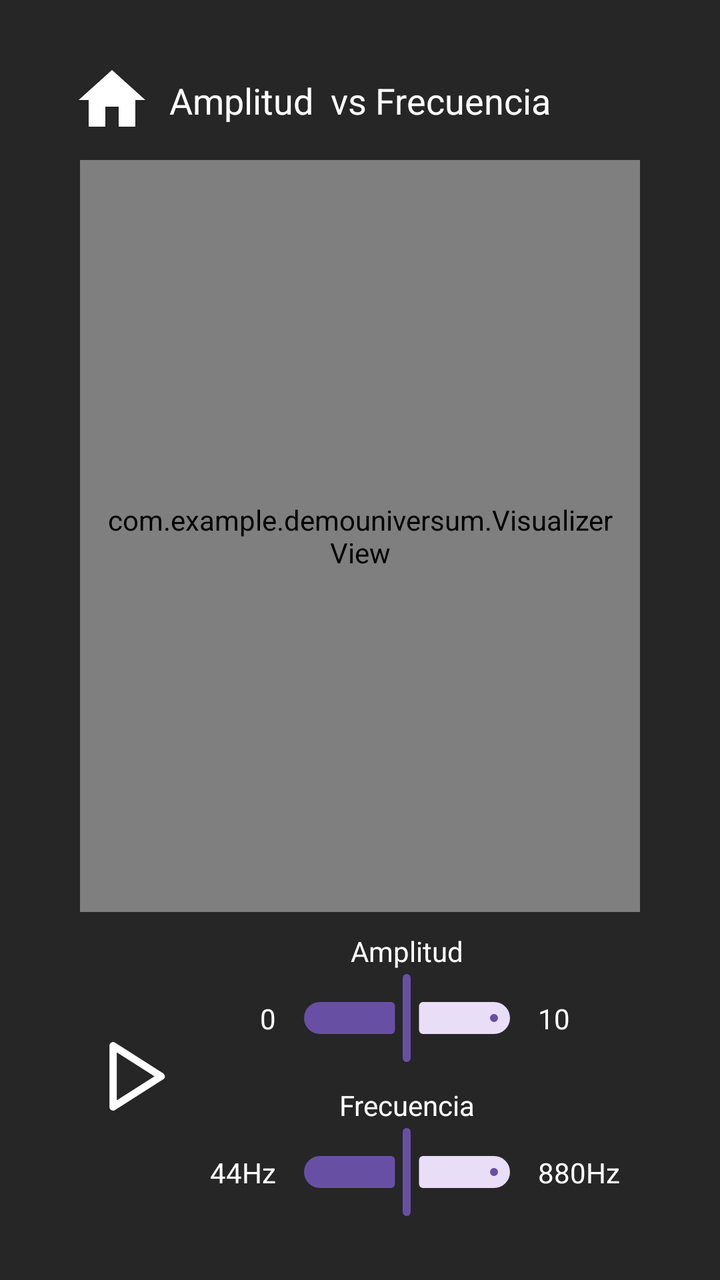
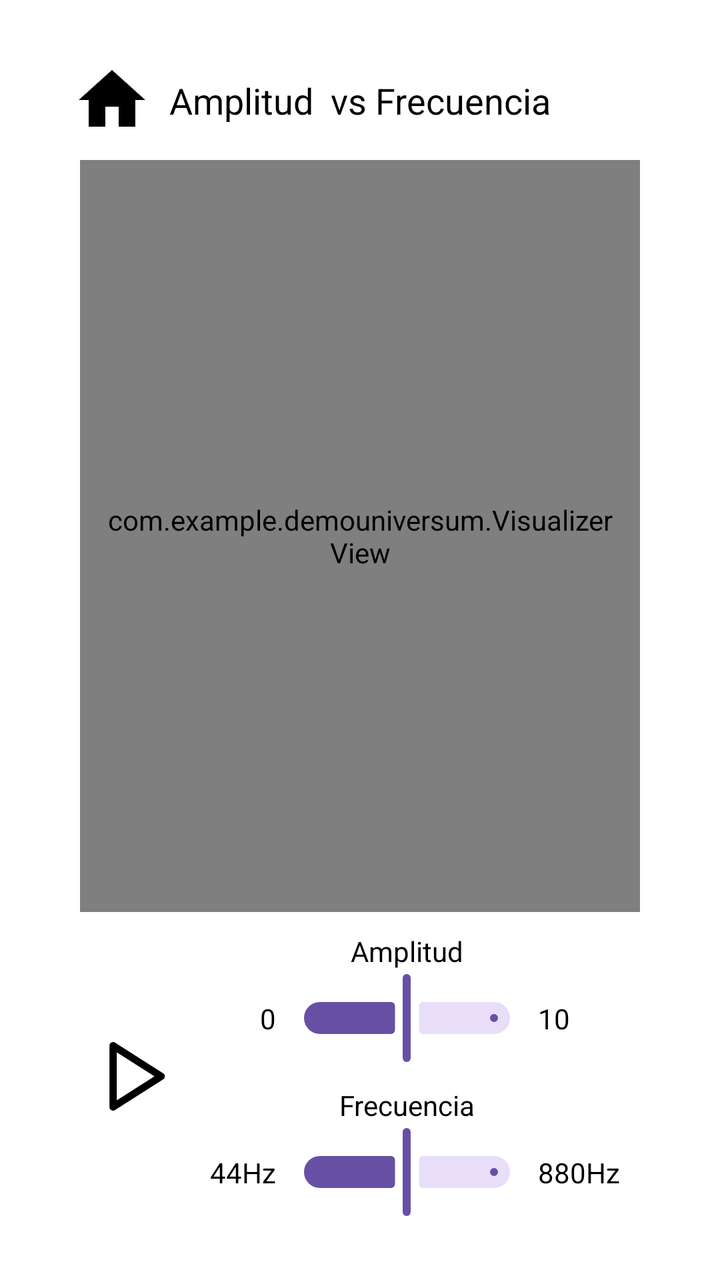

The first picture is an Android layout as it rendered before a commit; the second is the same layout after the commit. The layout source and the unified diff follow.
<!-- AndroidManifest.xml: application theme Theme.DemoUniversum -->
<!-- res/layout/activity_freq_amp.xml -->
<?xml version="1.0" encoding="utf-8"?>
<androidx.constraintlayout.widget.ConstraintLayout xmlns:android="http://schemas.android.com/apk/res/android"
    xmlns:app="http://schemas.android.com/apk/res-auto"
    xmlns:tools="http://schemas.android.com/tools"
    android:id="@+id/freqAmp"
    android:layout_width="match_parent"
    android:layout_height="match_parent"
    android:background="#262626"
    android:padding="10dp"
    tools:context=".FreqAmp">

    
    <TextView
        android:id="@+id/statusTextView"
        android:layout_width="wrap_content"
        android:layout_height="wrap_content"
        android:text="Amplitud  vs Frecuencia"
        android:textColor="@android:color/white"
        android:textSize="18sp"
        app:layout_constraintBottom_toBottomOf="@+id/button_home"
        app:layout_constraintEnd_toEndOf="parent"
        app:layout_constraintStart_toStartOf="parent"
        app:layout_constraintTop_toTopOf="@+id/button_home" />

    
    <com.example.demouniversum.VisualizerView
        android:id="@+id/visualizerView"
        android:layout_width="0dp"
        android:layout_height="0dp"
        android:layout_marginStart="30dp"
        android:layout_marginEnd="30dp"
        android:layout_marginBottom="10dp"
        android:background="#444"
        android:padding="10dp"
        app:layout_constraintBottom_toTopOf="@+id/amp_label"
        app:layout_constraintEnd_toEndOf="parent"
        app:layout_constraintStart_toStartOf="parent"
        app:layout_constraintTop_toBottomOf="@+id/button_home" />

    
    <TextView
        android:id="@+id/label_L"
        android:layout_width="wrap_content"
        android:layout_height="wrap_content"
        android:text="44Hz"
        android:layout_marginStart="10dp"
        android:textColor="@android:color/white"
        app:layout_constraintBottom_toBottomOf="@id/freqSlider"
        app:layout_constraintStart_toEndOf="@+id/playPauseButton"
        app:layout_constraintTop_toTopOf="@id/freqSlider" />

    <TextView
        android:id="@+id/label_R"
        android:layout_width="wrap_content"
        android:layout_height="wrap_content"
        android:text="880Hz"
        android:layout_marginEnd="10dp"
        android:textColor="@android:color/white"
        app:layout_constraintEnd_toEndOf="@id/visualizerView"
        app:layout_constraintTop_toTopOf="@id/freqSlider"
        app:layout_constraintBottom_toBottomOf="@id/freqSlider"/>

    <TextView
        android:id="@+id/freq_label"
        android:layout_width="wrap_content"
        android:layout_height="wrap_content"
        android:text="Frecuencia"
        android:textColor="@android:color/white"
        app:layout_constraintStart_toStartOf="@+id/ampSlider"
        app:layout_constraintEnd_toEndOf="@id/ampSlider"
        app:layout_constraintBottom_toTopOf="@+id/freqSlider"/>

    <com.google.android.material.slider.Slider
        android:id="@+id/freqSlider"
        android:layout_width="0dp"
        android:layout_height="wrap_content"
        android:value="50.0"
        android:valueFrom="0.0"
        android:valueTo="100.0"
        android:layout_marginBottom="20dp"
        app:layout_constraintEnd_toStartOf="@id/label_R"
        app:layout_constraintStart_toEndOf="@id/label_L"
        app:layout_constraintBottom_toBottomOf="parent" />

    <TextView
        android:id="@+id/label_R_amp"
        android:layout_width="wrap_content"
        android:layout_height="wrap_content"
        android:text="10"
        android:textColor="@android:color/white"
        app:layout_constraintStart_toEndOf="@id/ampSlider"
        app:layout_constraintTop_toTopOf="@id/ampSlider"
        app:layout_constraintBottom_toBottomOf="@id/ampSlider"/>

    <TextView
        android:id="@+id/label_L_amp"
        android:layout_width="wrap_content"
        android:layout_height="wrap_content"
        android:text="0"
        android:textColor="@android:color/white"
        app:layout_constraintEnd_toStartOf="@+id/ampSlider"
        app:layout_constraintTop_toTopOf="@id/ampSlider"
        app:layout_constraintBottom_toBottomOf="@id/ampSlider"/>

    <TextView
        android:id="@+id/amp_label"
        android:layout_width="wrap_content"
        android:layout_height="wrap_content"
        android:text="Amplitud"
        android:textColor="@android:color/white"
        app:layout_constraintStart_toStartOf="@+id/ampSlider"
        app:layout_constraintEnd_toEndOf="@id/ampSlider"
        app:layout_constraintBottom_toTopOf="@+id/ampSlider"
        app:layout_constraintTop_toBottomOf="@id/visualizerView"/>

    <com.google.android.material.slider.Slider
        android:id="@+id/ampSlider"
        android:layout_width="0dp"
        android:layout_height="wrap_content"
        android:value="0.5"
        android:valueFrom="0.0"
        android:valueTo="1.0"
        android:layout_marginBottom="10dp"
        app:layout_constraintBottom_toTopOf="@id/freq_label"
        app:layout_constraintEnd_toEndOf="@id/freqSlider"
        app:layout_constraintStart_toStartOf="@id/freqSlider"
        app:layout_constraintTop_toBottomOf="@+id/amp_label"/>

    
    <ImageButton
        android:id="@+id/playPauseButton"
        android:layout_width="55dp"
        android:layout_height="55dp"
        android:background="?attr/selectableItemBackgroundBorderless"
        android:contentDescription="Reproducir o pausar"
        android:padding="10dp"
        android:scaleType="fitCenter"
        android:src="@drawable/ic_play"
        app:layout_constraintBottom_toBottomOf="@id/freqSlider"
        app:layout_constraintStart_toStartOf="@id/visualizerView"
        app:layout_constraintTop_toTopOf="@+id/amp_label"
        app:tint="@android:color/white" />

    <ImageButton
        android:id="@+id/button_home"
        android:layout_width="60dp"
        android:layout_height="60dp"
        android:layout_marginStart="16dp"
        android:layout_marginTop="10dp"
        android:background="?attr/selectableItemBackgroundBorderless"
        android:contentDescription="Volver al inicio"
        android:padding="10dp"
        android:src="@drawable/home"
        android:scaleType="fitCenter"
        app:tint="@android:color/white"
        app:layout_constraintTop_toTopOf="parent"
        app:layout_constraintStart_toStartOf="parent" />

</androidx.constraintlayout.widget.ConstraintLayout>
<!-- resources referenced by this layout -->
<resources>
  <!-- drawable home (drawable) -->
  <vector xmlns:android="http://schemas.android.com/apk/res/android" android:height="160dp" android:tint="#000000" android:viewportHeight="24" android:viewportWidth="24" android:width="160dp">
        
      <path android:fillColor="@android:color/white" android:pathData="M10,20v-6h4v6h5v-8h3L12,3 2,12h3v8z"/>
      
  </vector>
  <!-- drawable ic_play (drawable) -->
  <vector xmlns:android="http://schemas.android.com/apk/res/android"
      android:width="144dp"
      android:height="144dp"
      android:viewportWidth="144"
      android:viewportHeight="144">
    <path
        android:pathData="M27,142.5c-1.24,0 -2.48,-0.31 -3.61,-0.93 -2.4,-1.32 -3.89,-3.84 -3.89,-6.57V9c0,-2.74 1.49,-5.26 3.89,-6.57 2.4,-1.32 5.33,-1.22 7.64,0.25l99,63c2.16,1.38 3.47,3.76 3.47,6.33s-1.31,4.95 -3.47,6.33l-99,63c-1.23,0.78 -2.62,1.17 -4.03,1.17ZM34.5,22.66v98.68l77.53,-49.34L34.5,22.66Z"
        android:fillColor="#231f20"/>
  </vector>
  <style name="Theme.DemoUniversum" parent="Base.Theme.DemoUniversum" />
  <style name="Base.Theme.DemoUniversum" parent="Theme.Material3.DayNight.NoActionBar">
          
          
      </style>
</resources>

<!-- the commit's change to res/layout/activity_freq_amp.xml (unified diff, before → after) -->
@@ -5,7 +5,7 @@
     android:id="@+id/freqAmp"
     android:layout_width="match_parent"
     android:layout_height="match_parent"
-    android:background="#262626"
+    android:background="#FFFFFF"
     android:padding="10dp"
     tools:context=".FreqAmp">
 
@@ -15,7 +15,7 @@
         android:layout_width="wrap_content"
         android:layout_height="wrap_content"
         android:text="Amplitud  vs Frecuencia"
-        android:textColor="@android:color/white"
+        android:textColor="@android:color/black"
         android:textSize="18sp"
         app:layout_constraintBottom_toBottomOf="@+id/button_home"
         app:layout_constraintEnd_toEndOf="parent"
@@ -30,7 +30,7 @@
         android:layout_marginStart="30dp"
         android:layout_marginEnd="30dp"
         android:layout_marginBottom="10dp"
-        android:background="#444"
+        android:background="#DDDDDD"
         android:padding="10dp"
         app:layout_constraintBottom_toTopOf="@+id/amp_label"
         app:layout_constraintEnd_toEndOf="parent"
@@ -44,7 +44,7 @@
         android:layout_height="wrap_content"
         android:text="44Hz"
         android:layout_marginStart="10dp"
-        android:textColor="@android:color/white"
+        android:textColor="@android:color/black"
         app:layout_constraintBottom_toBottomOf="@id/freqSlider"
         app:layout_constraintStart_toEndOf="@+id/playPauseButton"
         app:layout_constraintTop_toTopOf="@id/freqSlider" />
@@ -55,7 +55,7 @@
         android:layout_height="wrap_content"
         android:text="880Hz"
         android:layout_marginEnd="10dp"
-        android:textColor="@android:color/white"
+        android:textColor="@android:color/black"
         app:layout_constraintEnd_toEndOf="@id/visualizerView"
         app:layout_constraintTop_toTopOf="@id/freqSlider"
         app:layout_constraintBottom_toBottomOf="@id/freqSlider"/>
@@ -65,7 +65,7 @@
         android:layout_width="wrap_content"
         android:layout_height="wrap_content"
         android:text="Frecuencia"
-        android:textColor="@android:color/white"
+        android:textColor="@android:color/black"
         app:layout_constraintStart_toStartOf="@+id/ampSlider"
         app:layout_constraintEnd_toEndOf="@id/ampSlider"
         app:layout_constraintBottom_toTopOf="@+id/freqSlider"/>
@@ -87,7 +87,7 @@
         android:layout_width="wrap_content"
         android:layout_height="wrap_content"
         android:text="10"
-        android:textColor="@android:color/white"
+        android:textColor="@android:color/black"
         app:layout_constraintStart_toEndOf="@id/ampSlider"
         app:layout_constraintTop_toTopOf="@id/ampSlider"
         app:layout_constraintBottom_toBottomOf="@id/ampSlider"/>
@@ -97,7 +97,7 @@
         android:layout_width="wrap_content"
         android:layout_height="wrap_content"
         android:text="0"
-        android:textColor="@android:color/white"
+        android:textColor="@android:color/black"
         app:layout_constraintEnd_toStartOf="@+id/ampSlider"
         app:layout_constraintTop_toTopOf="@id/ampSlider"
         app:layout_constraintBottom_toBottomOf="@id/ampSlider"/>
@@ -107,7 +107,7 @@
         android:layout_width="wrap_content"
         android:layout_height="wrap_content"
         android:text="Amplitud"
-        android:textColor="@android:color/white"
+        android:textColor="@android:color/black"
         app:layout_constraintStart_toStartOf="@+id/ampSlider"
         app:layout_constraintEnd_toEndOf="@id/ampSlider"
         app:layout_constraintBottom_toTopOf="@+id/ampSlider"
@@ -139,7 +139,7 @@
         app:layout_constraintBottom_toBottomOf="@id/freqSlider"
         app:layout_constraintStart_toStartOf="@id/visualizerView"
         app:layout_constraintTop_toTopOf="@+id/amp_label"
-        app:tint="@android:color/white" />
+        app:tint="@android:color/black" />
 
     <ImageButton
         android:id="@+id/button_home"
@@ -152,7 +152,7 @@
         android:padding="10dp"
         android:src="@drawable/home"
         android:scaleType="fitCenter"
-        app:tint="@android:color/white"
+        app:tint="@android:color/black"
         app:layout_constraintTop_toTopOf="parent"
         app:layout_constraintStart_toStartOf="parent" />
 
<!-- resource entries referenced after the edit -->
@@ -17,7 +17,7 @@
         android:fillColor="#231f20"/>
   </vector>
   <style name="Theme.DemoUniversum" parent="Base.Theme.DemoUniversum" />
-  <style name="Base.Theme.DemoUniversum" parent="Theme.Material3.DayNight.NoActionBar">
+  <style name="Base.Theme.DemoUniversum" parent="Theme.Material3.Light.NoActionBar">
           
           
       </style>
